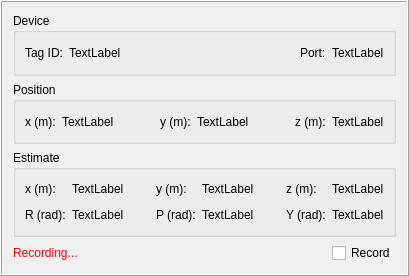
Above: ui/tag_item_ui.ui from xEnVrE/DecaWaveEVB1000Viewer before the change. Below: the same form after it.
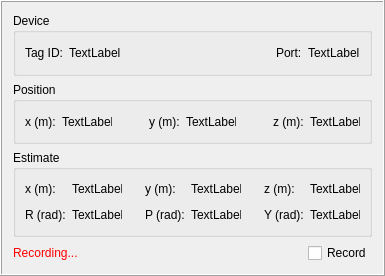
That is the form after the change.

Diff of the .ui file:
```diff
--- a/ui/tag_item_ui.ui
+++ b/ui/tag_item_ui.ui
@@ -6,14 +6,14 @@
    <rect>
     <x>0</x>
     <y>0</y>
-    <width>409</width>
+    <width>385</width>
     <height>276</height>
    </rect>
   </property>
   <property name="maximumSize">
    <size>
     <width>16777215</width>
-    <height>13131</height>
+    <height>276</height>
    </size>
   </property>
   <property name="windowTitle">
@@ -48,6 +48,12 @@
       </item>
       <item row="0" column="5">
        <widget class="QLabel" name="portLabelValue">
+        <property name="minimumSize">
+         <size>
+          <width>50</width>
+          <height>0</height>
+         </size>
+        </property>
         <property name="text">
          <string>TextLabel</string>
         </property>
@@ -84,6 +90,12 @@
      <layout class="QGridLayout" name="gridLayout_2">
       <item row="0" column="5">
        <widget class="QLabel" name="yLabelValue">
+        <property name="minimumSize">
+         <size>
+          <width>50</width>
+          <height>0</height>
+         </size>
+        </property>
         <property name="text">
          <string>TextLabel</string>
         </property>
@@ -91,6 +103,12 @@
       </item>
       <item row="0" column="1">
        <widget class="QLabel" name="xLabelValue">
+        <property name="minimumSize">
+         <size>
+          <width>50</width>
+          <height>0</height>
+         </size>
+        </property>
         <property name="text">
          <string>TextLabel</string>
         </property>
@@ -112,9 +130,21 @@
       </item>
       <item row="0" column="8">
        <widget class="QLabel" name="zLabelValue">
+        <property name="minimumSize">
+         <size>
+          <width>50</width>
+          <height>0</height>
+         </size>
+        </property>
+        <property name="layoutDirection">
+         <enum>Qt::LeftToRight</enum>
+        </property>
         <property name="text">
          <string>TextLabel</string>
         </property>
+        <property name="alignment">
+         <set>Qt::AlignLeading|Qt::AlignLeft|Qt::AlignVCenter</set>
+        </property>
        </widget>
       </item>
       <item row="0" column="6">
@@ -168,6 +198,12 @@
       </item>
       <item row="0" column="7">
        <widget class="QLabel" name="zEstLabelValue">
+        <property name="minimumSize">
+         <size>
+          <width>50</width>
+          <height>0</height>
+         </size>
+        </property>
         <property name="text">
          <string>TextLabel</string>
         </property>
@@ -175,6 +211,12 @@
       </item>
       <item row="0" column="1">
        <widget class="QLabel" name="xEstLabelValue">
+        <property name="minimumSize">
+         <size>
+          <width>50</width>
+          <height>0</height>
+         </size>
+        </property>
         <property name="text">
          <string>TextLabel</string>
         </property>
@@ -209,6 +251,12 @@
       </item>
       <item row="0" column="4">
        <widget class="QLabel" name="yEstLabelValue">
+        <property name="minimumSize">
+         <size>
+          <width>50</width>
+          <height>0</height>
+         </size>
+        </property>
         <property name="text">
          <string>TextLabel</string>
         </property>
@@ -236,6 +284,12 @@
       </item>
       <item row="1" column="1">
        <widget class="QLabel" name="rollEstLabelValue">
+        <property name="minimumSize">
+         <size>
+          <width>50</width>
+          <height>0</height>
+         </size>
+        </property>
         <property name="text">
          <string>TextLabel</string>
         </property>
@@ -250,6 +304,12 @@
       </item>
       <item row="1" column="4">
        <widget class="QLabel" name="pitchEstLabelValue">
+        <property name="minimumSize">
+         <size>
+          <width>50</width>
+          <height>0</height>
+         </size>
+        </property>
         <property name="text">
          <string>TextLabel</string>
         </property>
@@ -264,6 +324,12 @@
       </item>
       <item row="1" column="7">
        <widget class="QLabel" name="yawEstLabelValue">
+        <property name="minimumSize">
+         <size>
+          <width>50</width>
+          <height>0</height>
+         </size>
+        </property>
         <property name="text">
          <string>TextLabel</string>
         </property>
```
Left out of the diff: 6 changed lines with no effect on the pictures.
